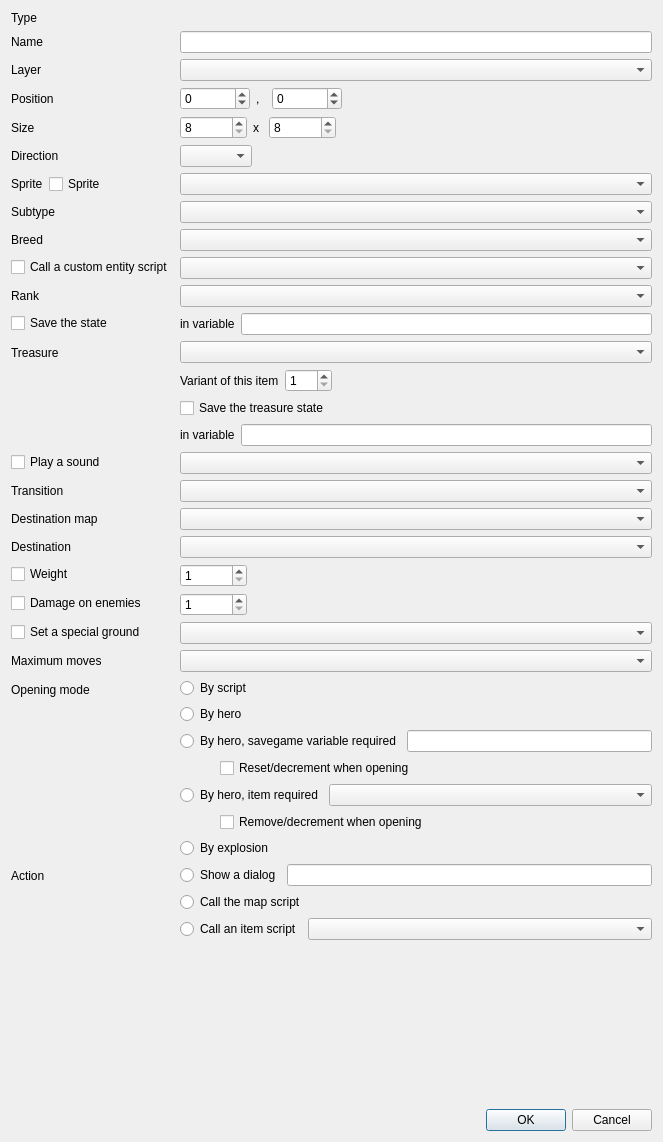
Before: the Qt Designer form src/gui/edit_entity_dialog.ui in solarus-games/solarus-quest-editor, drawn with Qt 5.
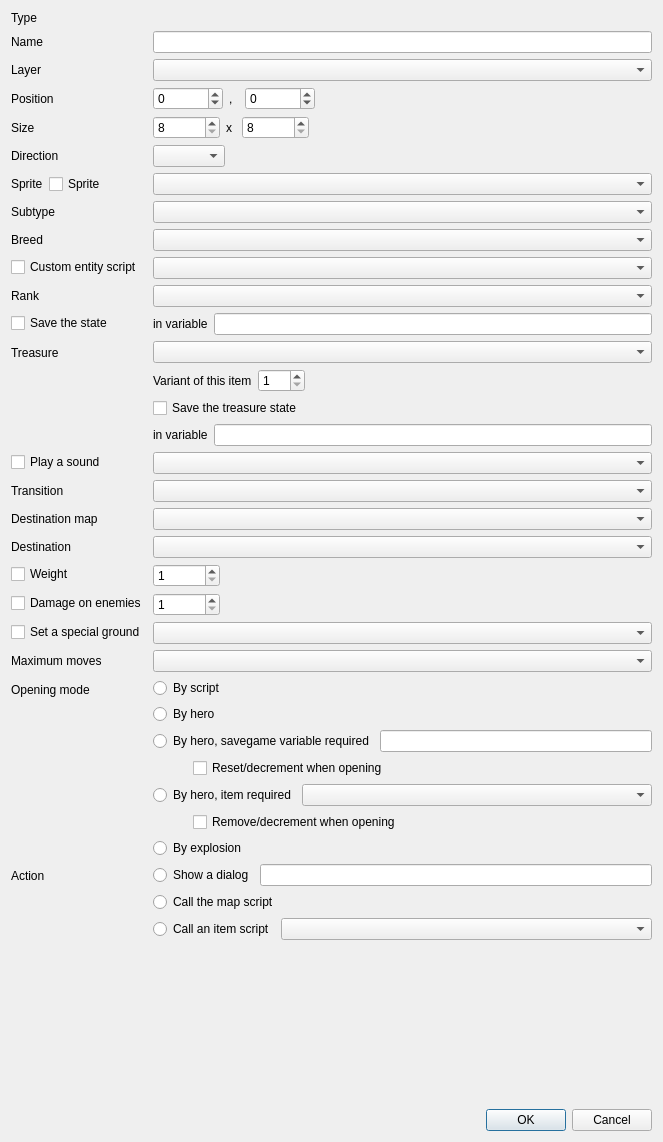
After: the same form once the commit is applied. Custom widgets are drawn as their Qt base class.

What changed in the file:
```diff
--- a/src/gui/edit_entity_dialog.ui
+++ b/src/gui/edit_entity_dialog.ui
@@ -348,7 +348,7 @@
      <item row="9" column="0">
       <widget class="QCheckBox" name="model_checkbox">
        <property name="text">
-        <string>Call a custom entity script</string>
+        <string>Custom entity script</string>
        </property>
       </widget>
      </item>
```
